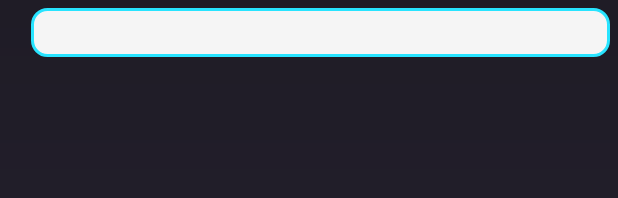
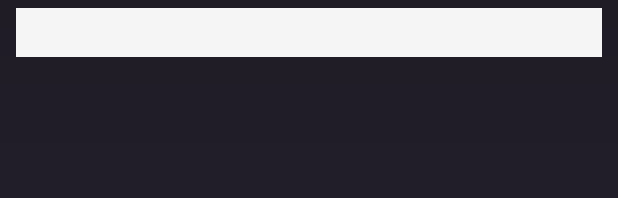
Before and after one commit to iamsardorbek/APS_Andon, an Android app: the layout list_item.xml on its own in the app's theme, with its tools: preview values and no code run, on a phone screen of 412 x 824 dp. Shown: the top 198 px of the screen. Run offline under Robolectric (Android 15) with nearby library versions, the phone set to English and light mode, and no system bars.

```diff
--- a/app/src/main/res/layout/list_item.xml
+++ b/app/src/main/res/layout/list_item.xml
@@ -11,9 +11,8 @@
         android:id="@+id/list_child"
         android:layout_width="match_parent"
         android:layout_height="wrap_content"
-        android:layout_marginStart="15dp"
-        android:layout_marginLeft="15dp"
-        android:background="@drawable/list_expand"
+        android:layout_marginHorizontal="5dp"
+        android:background="#F5F5F5"
         android:gravity="center"
         android:padding="5dp"
         android:textColor="@color/blackListItem"
```
